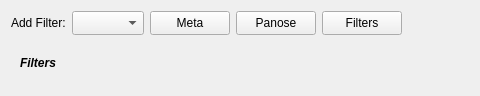
Qt form src/filterbar.ui (fontmatrix/fontmatrix) before a commit; both pictures show x 0 to 480 and y 0 to 96 of the 770 by 96 pixel window.
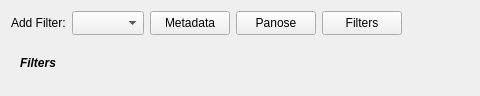
The same form after that commit.

Commit message: Meta > Metadata, + tolltips for all buttons

Diff of the .ui file:
```diff
--- a/src/filterbar.ui
+++ b/src/filterbar.ui
@@ -49,7 +49,7 @@
             </size>
            </property>
            <property name="text">
-            <string>Meta</string>
+            <string>Metadata</string>
            </property>
           </widget>
          </item>
```
Left out of the diff: 9 changed lines with no effect on the pictures.
